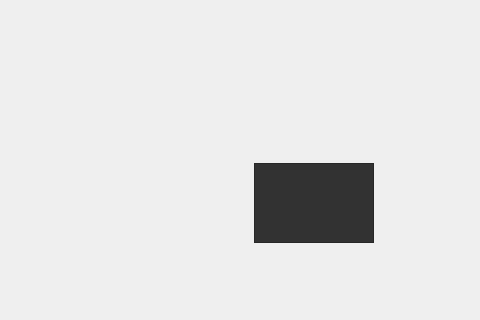
Above: Gui/Window.ui from ManuelDeV-exe/FotoboxViewer before the change; both pictures show x 646 to 1126 and y 242 to 562 of the 1126 by 872 pixel window. Below: the same form after it.
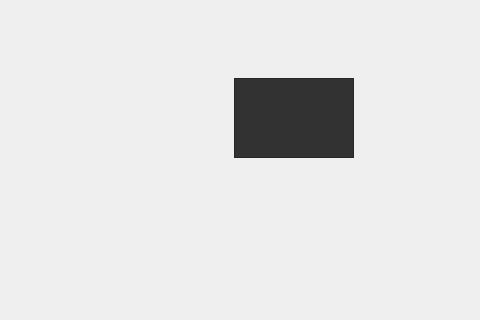
That is the form after the change. Icons and pictures are not drawn.

```diff
--- a/Gui/Window.ui
+++ b/Gui/Window.ui
@@ -166,8 +166,8 @@
   <widget class="QFrame" name="hintergrund">
    <property name="geometry">
     <rect>
-     <x>900</x>
-     <y>405</y>
+     <x>880</x>
+     <y>320</y>
      <width>120</width>
      <height>80</height>
     </rect>
```
